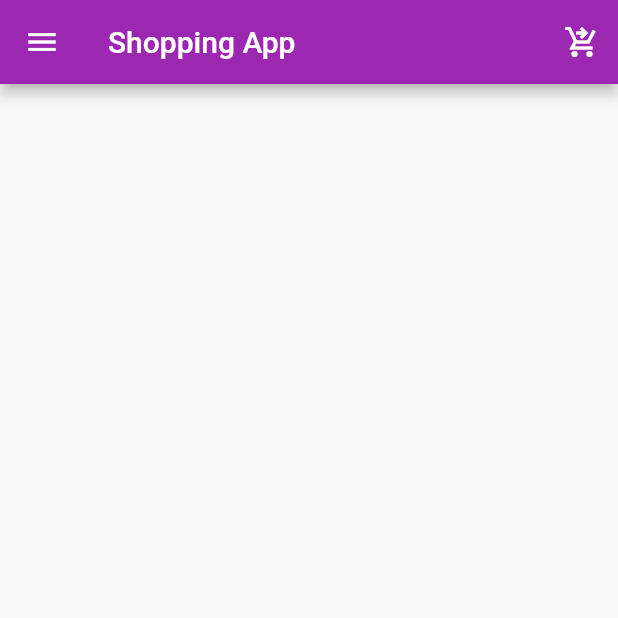
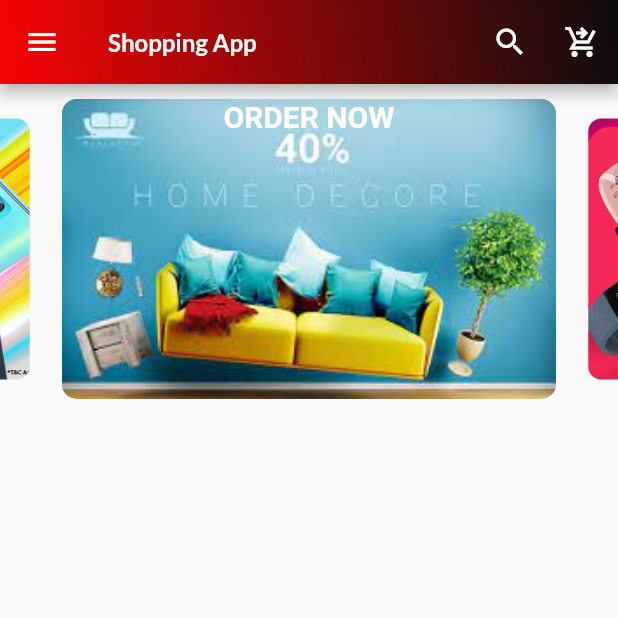
Before and after one commit to selvasuryaa/e_commerce_app, a Flutter app: the screen it shows after launch, on a phone screen of 412 x 824 dp, the top half of it. Run offline on Flutter 3.47's test engine with Material 2 defaults, Android fonts, the phone set to English and light mode, and no system bars; drawn by our look-alikes of carousel_slider; Roboto replaces fonts that are missing (Lato-Bold).

Commit message:
drawer, carousel, search bar added

```diff
--- a/lib/main.dart
+++ b/lib/main.dart
@@ -13,13 +13,30 @@ class MyApp extends StatelessWidget {
   @override
   Widget build(BuildContext context) {
     return MaterialApp(
+
       debugShowCheckedModeBanner: false,
       title: 'Shopping App',
       theme: ThemeData(
-          primaryColor: Colors.purple,
-          colorScheme: ColorScheme.fromSwatch().copyWith(
-            secondary: Color.fromARGB(255, 215, 184, 91),
-          )),
+        primaryColor: Colors.purple,
+        // canvasColor: Colors.black54,
+        colorScheme: ColorScheme.fromSwatch().copyWith(
+          secondary: Color.fromARGB(255, 215, 184, 91),
+        ),
+        fontFamily: 'Lato',
+        textTheme: ThemeData.light().textTheme.copyWith(
+           headline1: TextStyle(
+              fontFamily: 'Lato-Bold',
+              fontWeight: FontWeight.bold,
+              color: Colors.white,
+              fontSize: 20,
+            ),
+             headline6: TextStyle(
+              // fontFamily: 'Lato-Bold',
+              fontWeight: FontWeight.bold,
+              fontSize: 16,
+            ),
+        )
+      ),
       home: CategoriesScreen(),
       initialRoute: '/',
       routes: {
--- a/lib/screens/categories_screen.dart
+++ b/lib/screens/categories_screen.dart
@@ -1,19 +1,36 @@
 import 'package:flutter/material.dart';
+import 'package:shopping_app/widgets/carousel.dart';
 import '../widgets/app_drawer.dart';
-// import 'package:carousel_pro/carousel_pro.dart';
+import '../widgets/carousel.dart';
+import '../widgets/search_bar.dart';
 
 class CategoriesScreen extends StatelessWidget {
-
   static const routeName = '/categories';
 
   @override
   Widget build(BuildContext context) {
-    return  Scaffold(
-        drawer: AppDrawer(),
+    return Scaffold(
       appBar: AppBar(
+        flexibleSpace: Container(
+            decoration: BoxDecoration(
+                gradient: LinearGradient(
+          colors: [
+            Color.fromARGB(255, 248, 4, 4),
+            Color.fromARGB(255, 12, 12, 12),
+            // Color.fromARGB(255, 179, 197, 18),
+          ],
+          begin: Alignment.bottomLeft,
+          end: Alignment.topRight,
+        ))),
         backgroundColor: Theme.of(context).primaryColor,
         title: Text('Shopping App'),
         actions: [
+          IconButton(
+            onPressed: () {
+              showSearch(context: context, delegate: Search());
+            },
+            icon: Icon(Icons.search),
+          ),
           IconButton(
             onPressed: () {
               print('clicked');
@@ -24,13 +41,23 @@ static const routeName = '/categories';
           ),
         ],
       ),
-        body: null
-        // Column(children: [
-        //   Carousel(images: [
-        //     Image.asset('download.jpg')
-        //   ],)
-        // ],)
+      drawer: AppDrawer(),
+      body: SingleChildScrollView(
+        child: Column(
+          children: [
+            SizedBox(
+              height: 10,
+            ),
+            Container(
+              height: 200,
+              child: Carousel(),
+            ),
+            SizedBox(
+              height: 10,
+            ),
+          ],
+        ),
+      ),
     );
-
   }
 }
--- /dev/null
+++ b/lib/widgets/carousel.dart
@@ -0,0 +1,88 @@
+import 'package:flutter/material.dart';
+import 'package:carousel_slider/carousel_slider.dart';
+
+class Carousel extends StatelessWidget {
+  @override
+  Widget build(BuildContext context) {
+    return ListView(
+      children: [
+        // SizedBox(
+        //   height: 10,
+        // ),
+        CarouselSlider(
+          options: CarouselOptions(
+            height: 200,
+            aspectRatio: 16 / 9,
+            viewportFraction: 0.8,
+            initialPage: 0,
+            enableInfiniteScroll: true,
+            reverse: false,
+            autoPlay: true,
+            autoPlayInterval: Duration(seconds: 3),
+            autoPlayAnimationDuration: Duration(milliseconds: 800),
+            autoPlayCurve: Curves.fastOutSlowIn,
+            enlargeCenterPage: true,
+            // onPageChanged: callbackFunction,
+            scrollDirection: Axis.horizontal,
+          ),
+          items: [
+            Container(
+              alignment: Alignment.topCenter,
+              width: 500,
+              height: 700,
+              margin: EdgeInsets.all(0),
+              decoration: BoxDecoration(
+                borderRadius: BorderRadius.circular(10.0),
+                image: DecorationImage(
+                    image: AssetImage(
+                      'assets/images/download.jpg',
+                    ),
+                    fit: BoxFit.cover),
+              ),
+              child: Text(
+                'ORDER NOW',
+                style: Theme.of(context).textTheme.headline1,
+              ),
+            ),
+            Container(
+              alignment: Alignment.topCenter,
+              width: 500,
+              height: 500,
+              margin: EdgeInsets.all(0),
+              decoration: BoxDecoration(
+                borderRadius: BorderRadius.circular(10.0),
+                image: DecorationImage(
+                    image: AssetImage(
+                      'assets/images/watches.jpg',
+                    ),
+                    fit: BoxFit.cover),
+              ),
+              child: Text(
+                'ORDER NOW',
+                style: Theme.of(context).textTheme.headline1,
+              ),
+            ),
+            Container(
+              alignment: Alignment.topCenter,
+              width: 500,
+              height: 500,
+              margin: EdgeInsets.all(0),
+              decoration: BoxDecoration(
+                borderRadius: BorderRadius.circular(10.0),
+                image: DecorationImage(
+                    image: AssetImage(
+                      'assets/images/mobiles.jpg',
+                    ),
+                    fit: BoxFit.cover),
+              ),
+              child: Text(
+                'ORDER NOW',
+                style: Theme.of(context).textTheme.headline1,
+              ),
+            )
+          ],
+        ),
+      ],
+    );
+  }
+}
--- /dev/null
+++ b/lib/widgets/search_bar.dart
@@ -0,0 +1,37 @@
+import 'package:flutter/material.dart';
+
+class Search extends SearchDelegate {
+  @override
+  List<Widget>? buildActions(BuildContext ctx) {
+    return <Widget>[
+      IconButton(
+        onPressed: () {
+          query = '';
+        },
+        icon: Icon(
+          Icons.clear,
+        ),
+      ),
+    ];
+  }
+
+  @override
+  Widget? buildLeading(BuildContext ctx) {
+    return IconButton(
+      onPressed: () {
+        Navigator.of(ctx).pop();
+      },
+      icon: Icon(Icons.arrow_back),
+    );
+  }
+
+  @override
+  Widget buildResults(BuildContext ctx) {
+   return Text("");
+  }
+
+  @override
+  Widget buildSuggestions(BuildContext ctx) {
+   return Text("");
+  }
+}
```
Also changed, not shown: pubspec.yaml (+8 -7 lines), assets/fonts/Lato-Bold.ttf (added), assets/fonts/Lato-Regular.ttf (added), pubspec.lock. Lines whose indentation alone changed are shown as unchanged.
